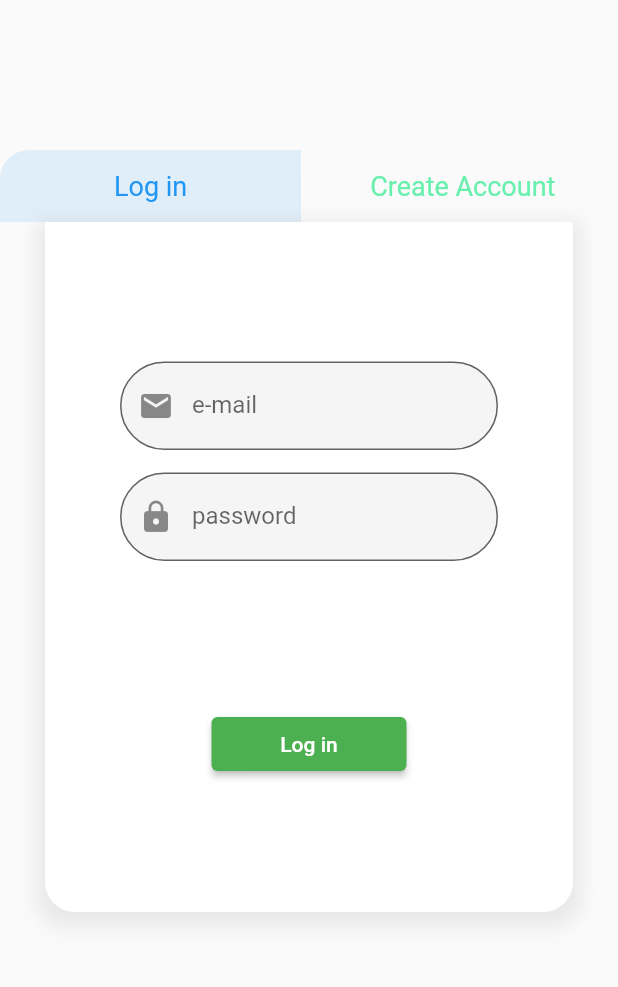
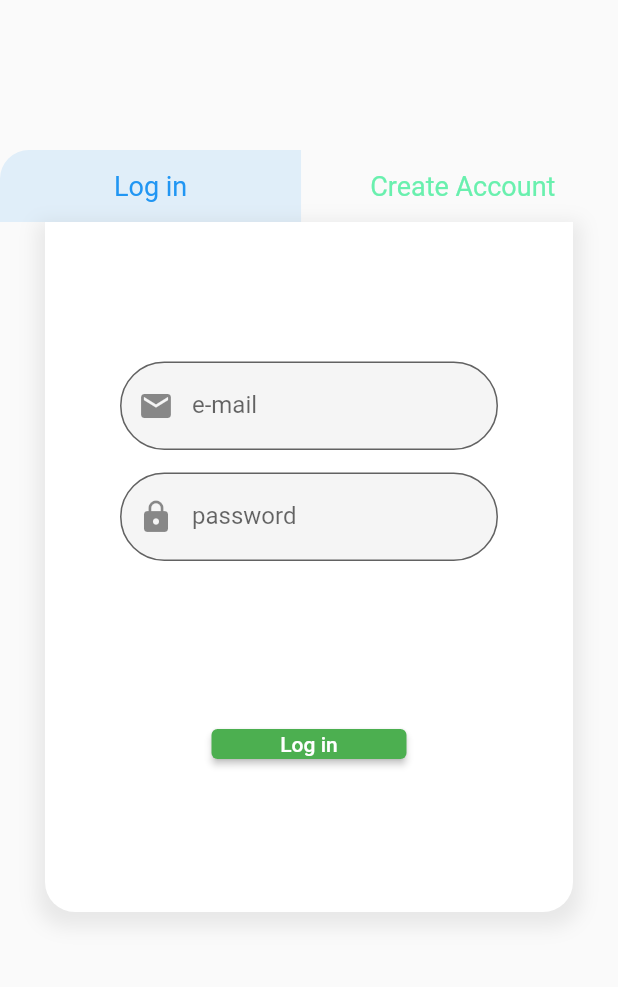
Before and after one commit to dariusDK/soul_meter, a Flutter app: the screen it shows after launch, on a phone screen of 412 x 824 dp, the part 84-1071 px from its top. Run offline on Flutter 3.47's test engine with Material 2 defaults, Android fonts, the phone set to English and light mode, and no system bars; our stand-ins replace percent_indicator; missing offline and left inert: dart:js, spotify_sdk.

Commit message:
fixed to mininmum

```diff
--- a/lib/constants/constants.dart
+++ b/lib/constants/constants.dart
@@ -3,7 +3,7 @@ import 'package:soul_meter/user/user.dart';
 
 const primarySwatch = Colors.blue;
 ButtonStyle defaultButtonDecoration =
-    ElevatedButton.styleFrom(primary: Colors.green, fixedSize: Size(130, 20));
+    ElevatedButton.styleFrom(primary: Colors.green, minimumSize: Size(130, 20));
 String situation = "Login";
 String createSituation = "Create Account";
 String loginButtonText = "Log in";
--- a/lib/widgets/buttons/api_buttons.dart
+++ b/lib/widgets/buttons/api_buttons.dart
@@ -28,7 +28,7 @@ class _ApiButtonWidgetState extends State<ApiButtonWidget> {
               primary: Colors.green,
               shape: RoundedRectangleBorder(
                   borderRadius: BorderRadius.circular(20)),
-              fixedSize: Size(MediaQuery.of(context).size.width / 8,
+              minimumSize: Size(MediaQuery.of(context).size.width / 8,
                   MediaQuery.of(context).size.height / 20),
             ),
             onPressed: () {
```
Also changed, not shown: pubspec.lock.
